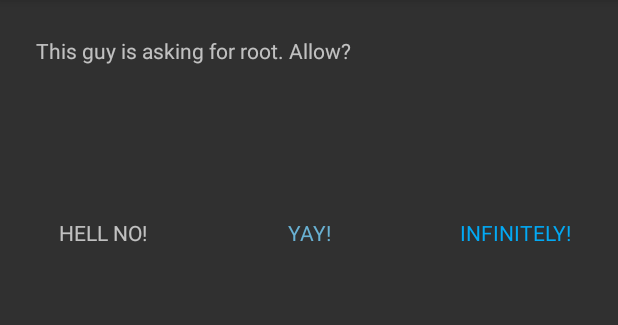
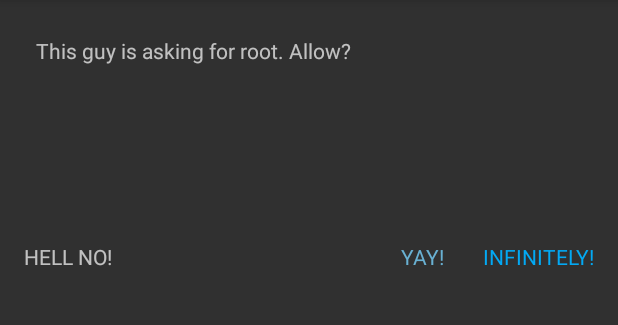
Before and after one commit to doixanh/TinySU, an Android app: the layout activity_request.xml on its own in the app's theme, with its tools: preview values and no code run, on a phone screen of 412 x 824 dp, the part 84-409 px from its top. Run offline under Robolectric (Android 15) with nearby library versions, the phone set to English and light mode, and no system bars.

Commit message:
app: Layout dialog buttons a bit

```diff
--- a/src/app/TinySUFrontend/src/main/res/layout/activity_request.xml
+++ b/src/app/TinySUFrontend/src/main/res/layout/activity_request.xml
@@ -49,25 +49,31 @@
         style="?android:attr/buttonBarStyle"
         android:layout_width="match_parent"
         android:layout_height="wrap_content"
-        android:layout_marginTop="@dimen/margin"
-        android:orientation="horizontal">
+        android:layout_marginTop="@dimen/buttonHalf"
+        android:orientation="horizontal"
+        android:padding="8dip">
 
         <Button
             android:id="@+id/no"
             style="?android:attr/buttonBarButtonStyle"
-            android:layout_width="0dip"
+            android:layout_width="wrap_content"
             android:layout_height="@dimen/button"
-            android:layout_weight="1"
+            android:padding="8dip"
             android:text="@string/no"
             android:textAllCaps="true"
             android:textAppearance="@android:style/TextAppearance.Material.Small" />
 
+        <View
+            android:layout_width="0dip"
+            android:layout_height="@dimen/button"
+            android:layout_weight="1" />
+
         <Button
             android:id="@+id/yes"
             style="?android:attr/buttonBarButtonStyle"
-            android:layout_width="0dip"
+            android:layout_width="wrap_content"
             android:layout_height="@dimen/button"
-            android:layout_weight="1"
+            android:padding="8dip"
             android:text="@string/yes"
             android:textAllCaps="true"
             android:textAppearance="@android:style/TextAppearance.Material.Small"
@@ -76,9 +82,9 @@
         <Button
             android:id="@+id/always"
             style="?android:attr/buttonBarButtonStyle"
-            android:layout_width="0dip"
+            android:layout_width="wrap_content"
             android:layout_height="@dimen/button"
-            android:layout_weight="1"
+            android:padding="8dip"
             android:text="@string/always"
             android:textAllCaps="true"
             android:textAppearance="@android:style/TextAppearance.Material.Small"
```
Also changed, not shown: 2 other files.
